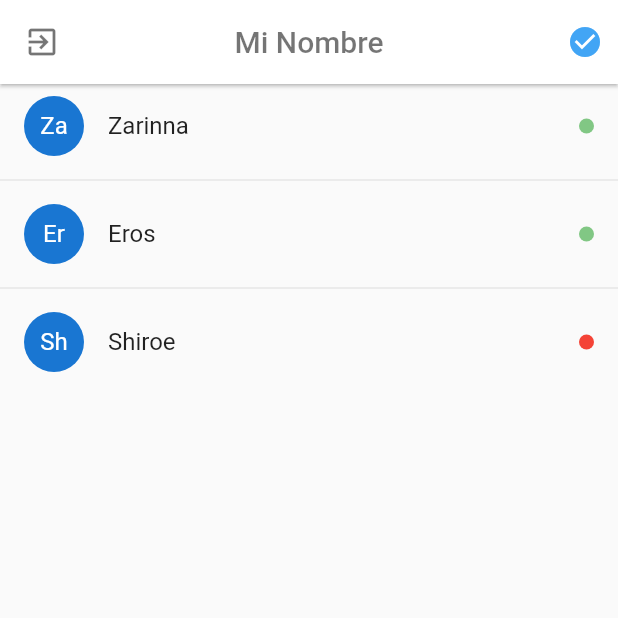
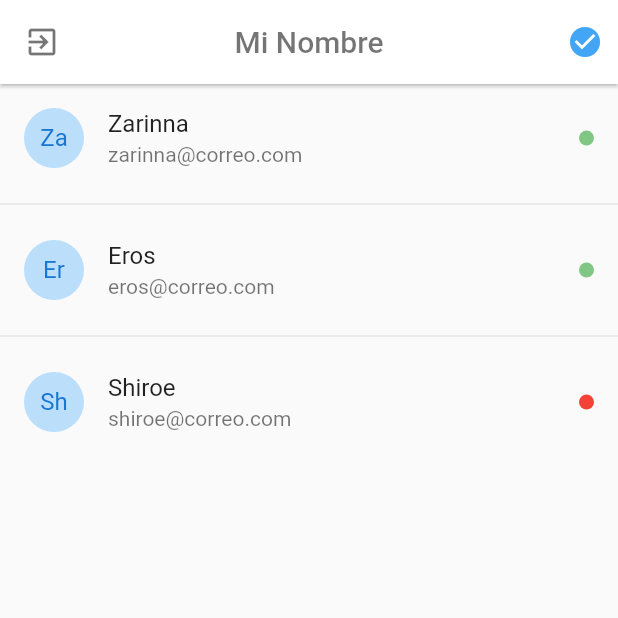
Before and after one commit to FKSAxell/Chat-App-en-Flutter, a Flutter app: the UsuariosPage screen opened by its route, on a phone screen of 412 x 824 dp, the top half of it. Run offline on Flutter 3.47's test engine with Material 2 defaults, Android fonts, the phone set to English and light mode, and no system bars; drawn by our look-alikes of pull_to_refresh.

```diff
--- a/lib/main.dart
+++ b/lib/main.dart
@@ -10,7 +10,7 @@ class MyApp extends StatelessWidget {
     return MaterialApp(
       debugShowCheckedModeBanner: false,
       title: 'Chat App',
-      initialRoute: 'usuarios',
+      initialRoute: 'login',
       routes: appRoutes,
     );
   }
--- a/lib/pages/login_page.dart
+++ b/lib/pages/login_page.dart
@@ -74,6 +74,7 @@ class __FormState extends State<_Form> {
             onPressed: () {
               print(emailCtrl.text);
               print(passCtrl.text);
+              Navigator.pushReplacementNamed(context, 'usuarios');
             },
           )
         ],
--- a/lib/pages/register_page.dart
+++ b/lib/pages/register_page.dart
@@ -75,7 +75,7 @@ class __FormState extends State<_Form> {
             textController: passCtrl,
           ),
           BtnAzul(
-            text: 'Ingresar',
+            text: 'Registrar',
             onPressed: () {
               print(emailCtrl.text);
               print(passCtrl.text);
--- a/lib/pages/usuarios_page.dart
+++ b/lib/pages/usuarios_page.dart
@@ -1,5 +1,6 @@
 import 'package:chat/models/usuario.dart';
 import 'package:flutter/material.dart';
+import 'package:pull_to_refresh/pull_to_refresh.dart';
 
 class UsuariosPage extends StatefulWidget {
   @override
@@ -7,6 +8,9 @@ class UsuariosPage extends StatefulWidget {
 }
 
 class _UsuariosPageState extends State<UsuariosPage> {
+  RefreshController _refreshController = RefreshController(
+    initialRefresh: false,
+  );
   final usuarios = [
     Usuario(
       uid: '1',
@@ -38,7 +42,9 @@ class _UsuariosPageState extends State<UsuariosPage> {
         backgroundColor: Colors.white,
         leading: IconButton(
           icon: Icon(Icons.exit_to_app, color: Colors.black54),
-          onPressed: () {},
+          onPressed: () {
+            Navigator.pushReplacementNamed(context, 'login');
+          },
         ),
         actions: [
           Container(
@@ -48,25 +54,52 @@ class _UsuariosPageState extends State<UsuariosPage> {
           )
         ],
       ),
-      body: ListView.separated(
+      body: SmartRefresher(
+        controller: _refreshController,
+        enablePullDown: true,
+        header: WaterDropHeader(
+          complete: Icon(Icons.check, color: Colors.blue[400]),
+          waterDropColor: Colors.blue[400],
+        ),
+        child: _ListViewUsuarios(),
+        onRefresh: _cargarUsuarios,
+      ),
+    );
+  }
+
+  ListView _ListViewUsuarios() {
+    return ListView.separated(
       physics: BouncingScrollPhysics(),
-        itemBuilder: (_, i) => ListTile(
-          title: Text(usuarios[i].nombre),
+      itemBuilder: (_, i) => _usuarioListTile(usuarios[i]),
+      separatorBuilder: (_, i) => Divider(),
+      itemCount: usuarios.length,
+    );
+  }
+
+  ListTile _usuarioListTile(Usuario usuario) {
+    return ListTile(
+      onTap: () => Navigator.pushReplacementNamed(context, 'chat'),
+      title: Text(usuario.nombre),
+      subtitle: Text(usuario.email),
       leading: CircleAvatar(
-            child: Text(usuarios[i].nombre.substring(0, 2)),
+        child: Text(usuario.nombre.substring(0, 2)),
+        backgroundColor: Colors.blue[100],
       ),
       trailing: Container(
         width: 10,
         height: 10,
         decoration: BoxDecoration(
-              color: usuarios[i].online ? Colors.green[300] : Colors.red,
+          color: usuario.online ? Colors.green[300] : Colors.red,
           borderRadius: BorderRadius.circular(100),
         ),
       ),
-        ),
-        separatorBuilder: (_, i) => Divider(),
-        itemCount: usuarios.length,
-      ),
     );
   }
+
+  _cargarUsuarios() async {
+    // monitor network fetch
+    await Future.delayed(Duration(milliseconds: 1000));
+    // if failed,use refreshFailed()
+    _refreshController.refreshCompleted();
   }
+}
--- a/pubspec.yaml
+++ b/pubspec.yaml
@@ -28,6 +28,7 @@ dependencies:
   # The following adds the Cupertino Icons font to your application.
   # Use with the CupertinoIcons class for iOS style icons.
   cupertino_icons: ^1.0.2
+  pull_to_refresh: ^1.6.5
 
 dev_dependencies:
   flutter_test:
```
Also changed, not shown: lib/pages/chat_page.dart (+150 -3 lines), lib/widgets/chat_message.dart (added, +60 -0 lines), pubspec.lock. Lines whose indentation alone changed are shown as unchanged.
